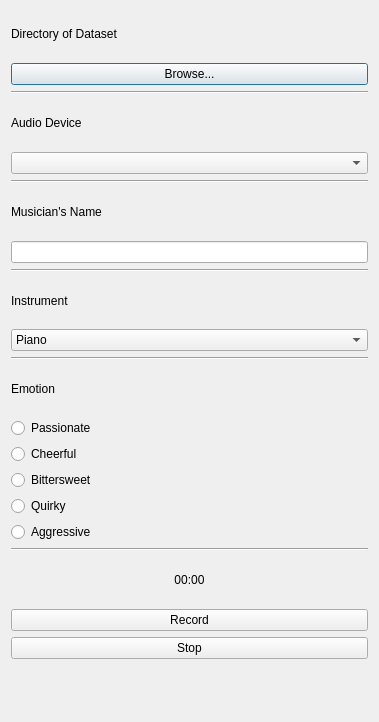
This is app.ui in yilin-zhang/EmoRecorder as Qt 5 draws it before an edit. The edited form follows.
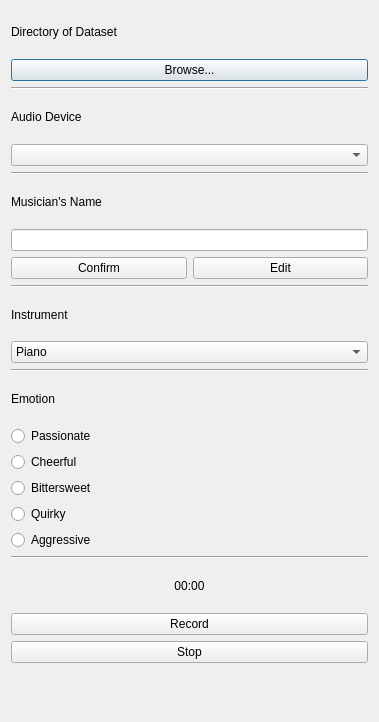
This is the edited form.

Commit message: add function: using space to control start and stop

The edit to the form file:
```diff
--- a/app.ui
+++ b/app.ui
@@ -71,6 +71,24 @@
    <item>
     <widget class="QLineEdit" name="nameEdit"/>
    </item>
+   <item>
+    <layout class="QHBoxLayout" name="horizontalLayout">
+     <item>
+      <widget class="QPushButton" name="confirmButton">
+       <property name="text">
+        <string>Confirm</string>
+       </property>
+      </widget>
+     </item>
+     <item>
+      <widget class="QPushButton" name="editButton">
+       <property name="text">
+        <string>Edit</string>
+       </property>
+      </widget>
+     </item>
+    </layout>
+   </item>
    <item>
     <widget class="Line" name="line_3">
      <property name="orientation">
```
The commit also changes 2 other files.
